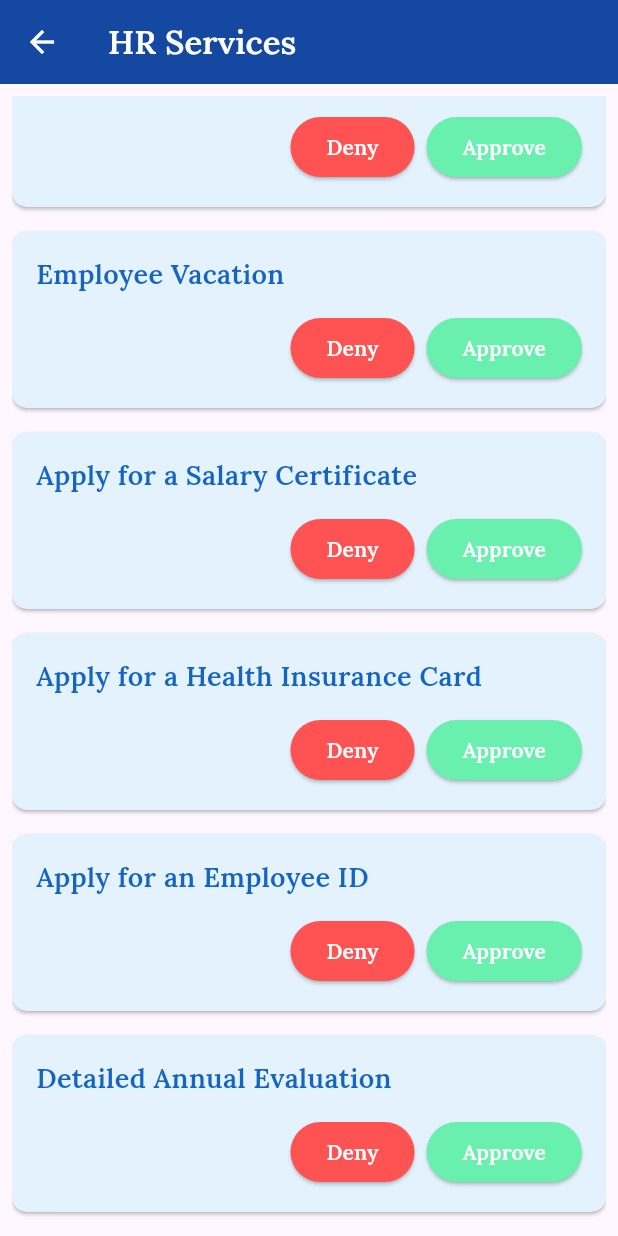
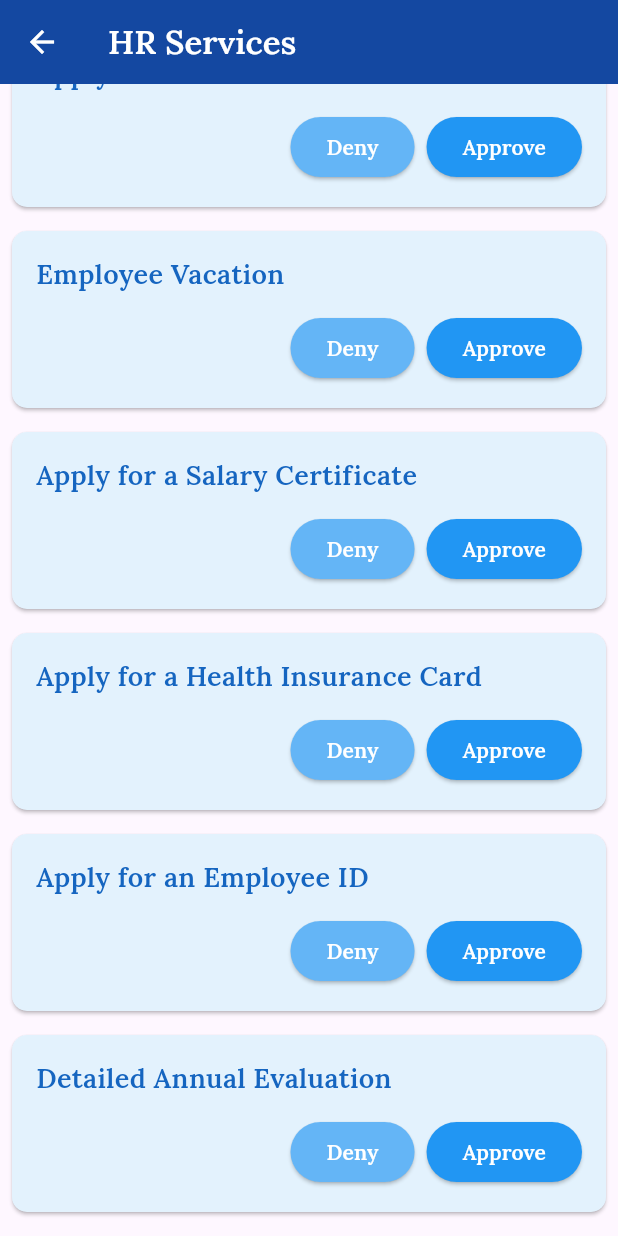
Before and after one commit to Eng-Batol/tasky, a Flutter app: the HRPage screen opened directly, scrolled down 52 dp, on a phone screen of 412 x 824 dp. Run offline on Flutter 3.47's test engine with Material 3 defaults, Android fonts, the phone set to English and light mode, and no system bars; our stand-ins replace google_fonts.

Commit message:
change the color for the buton

```diff
--- a/lib/page/HRPage.dart
+++ b/lib/page/HRPage.dart
@@ -3,6 +3,12 @@ import 'package:flutter/material.dart';
 import 'package:google_fonts/google_fonts.dart';
 
 class HRPage extends StatelessWidget {
+  final List<Color> buttonColors = [
+    Colors.blue[300]!, // Softer Deny button color
+    Colors.blue[500]!, // Softer Approve button color
+    Colors.blue[700]!, // Another blue shade for variations
+  ];
+
   @override
   Widget build(BuildContext context) {
     return Scaffold(
@@ -17,9 +23,10 @@ class HRPage extends StatelessWidget {
         backgroundColor: Colors.blue[900], // Keep AppBar color as blue
         iconTheme: IconThemeData(color: Colors.white), // Set back button color to white
       ),
-      body: Padding(
+      body: SingleChildScrollView( // Wrap with SingleChildScrollView for scrolling
+        child: Padding(
           padding: const EdgeInsets.all(8.0),
-        child: ListView(
+          child: Column( // Change from ListView to Column for scrollable cards
             children: [
               _buildHrCard('Apply for a Loan'),
               _buildHrCard('Employee Vacation'),
@@ -28,6 +35,7 @@ class HRPage extends StatelessWidget {
               _buildHrCard('Apply for an Employee ID'),
               _buildHrCard('Detailed Annual Evaluation'),
             ],
+          ),
         ),
       ),
     );
@@ -62,7 +70,7 @@ class HRPage extends StatelessWidget {
                     // Handle denial action here
                   },
                   style: ElevatedButton.styleFrom(
-                    backgroundColor: Colors.redAccent, // Deny button color
+                    backgroundColor: buttonColors[0], // Softer Deny button color
                   ),
                   child: Text(
                     'Deny',
@@ -78,7 +86,7 @@ class HRPage extends StatelessWidget {
                     // Handle approval action here
                   },
                   style: ElevatedButton.styleFrom(
-                    backgroundColor: Colors.greenAccent, // Approve button color
+                    backgroundColor: buttonColors[1], // Softer Approve button color
                   ),
                   child: Text(
                     'Approve',
--- a/pubspec.yaml
+++ b/pubspec.yaml
@@ -9,6 +9,7 @@ environment:
 dependencies:
   flutter:
     sdk: flutter
+  path_provider: ^2.0.11
   google_fonts: ^6.2.1  # Downgrade to a stable version
 
 dev_dependencies:
```
Also changed, not shown: pubspec.lock, 3 other files. Lines whose indentation alone changed are shown as unchanged.
